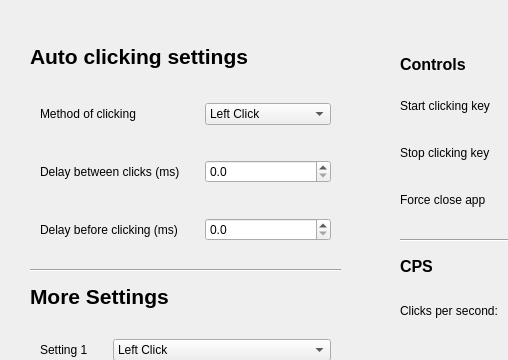
Above: gui_main.ui from Greekfreaks/Auto-clicker before the change; both pictures show x 0 to 508 and y 0 to 360 of the 869 by 660 pixel window. Below: the same form after it.
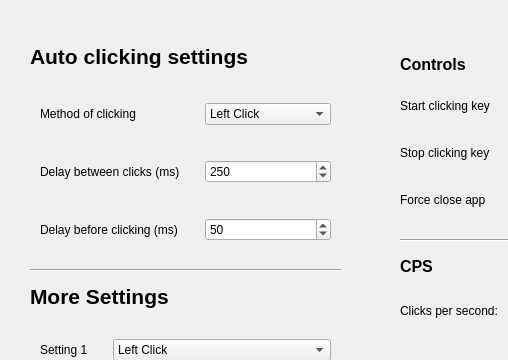
That is the form after the change.

Commit message:
running AutoClicker class on a thread simultaneously to the GUI class.
Connected 'delay click' input field to auto clicker class to adddjust speed of clicking.

still need to set-up functionality for start delay, click method and keybinds

The edit to the form file:
```diff
--- a/gui_main.ui
+++ b/gui_main.ui
@@ -120,16 +120,6 @@
          </property>
         </widget>
        </item>
-       <item row="1" column="1">
-        <widget class="QDoubleSpinBox" name="clickDelayInput">
-         <property name="decimals">
-          <number>1</number>
-         </property>
-         <property name="maximum">
-          <double>10000.000000000000000</double>
-         </property>
-        </widget>
-       </item>
        <item row="2" column="0">
         <widget class="QLabel" name="label_3">
          <property name="text">
@@ -137,19 +127,23 @@
          </property>
         </widget>
        </item>
+       <item row="1" column="1">
+        <widget class="QSpinBox" name="clickDelayInput">
+         <property name="maximum">
+          <number>1000</number>
+         </property>
+         <property name="value">
+          <number>250</number>
+         </property>
+        </widget>
+       </item>
        <item row="2" column="1">
-        <widget class="QDoubleSpinBox" name="startDelayInput">
-         <property name="readOnly">
-          <bool>false</bool>
-         </property>
-         <property name="buttonSymbols">
-          <enum>QAbstractSpinBox::ButtonSymbols::UpDownArrows</enum>
-         </property>
-         <property name="decimals">
-          <number>1</number>
-         </property>
+        <widget class="QSpinBox" name="startDelayInput">
          <property name="maximum">
-          <double>10000.000000000000000</double>
+          <number>1000</number>
+         </property>
+         <property name="value">
+          <number>50</number>
          </property>
         </widget>
        </item>
```
The commit also changes 5 other files.
